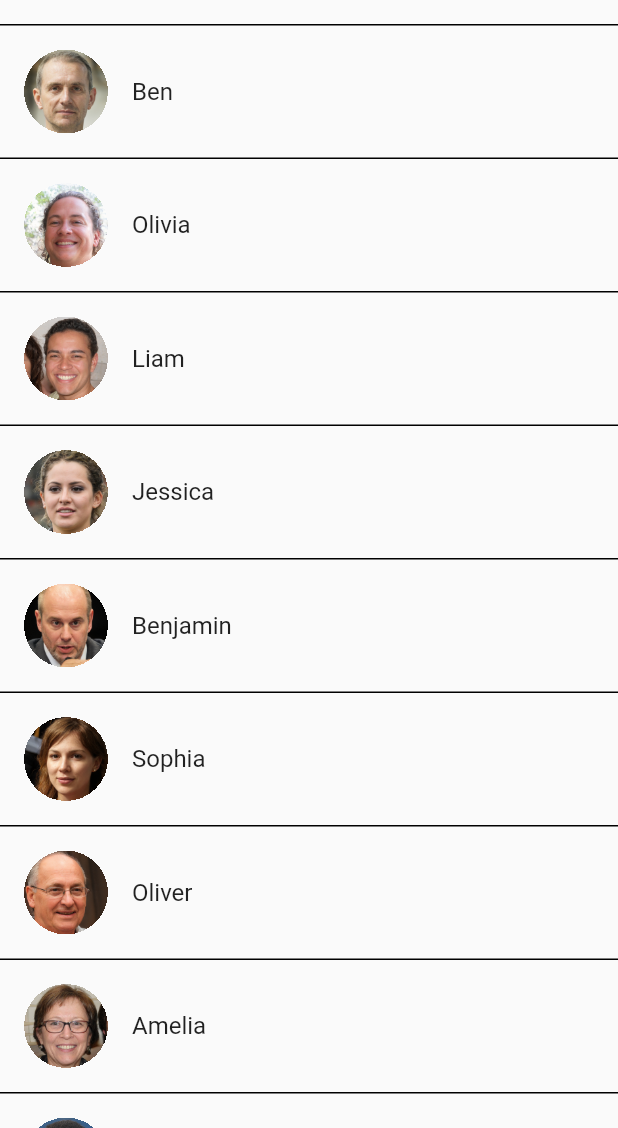
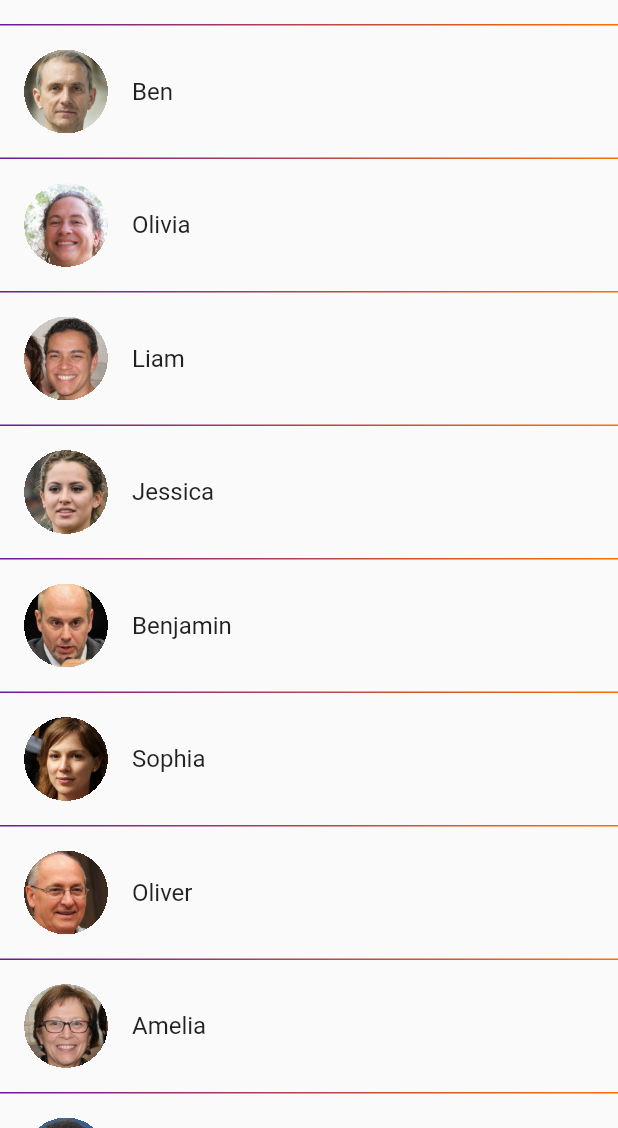
Before and after one commit to yurijdvornyk/flutter-sample-messanger, a Flutter app: the screen it shows after launch, on a phone screen of 412 x 824 dp, the part 108-1236 px from its top. Run offline on Flutter 3.47's test engine with Material 2 defaults, Android fonts, the phone set to English and light mode, and no system bars.

Commit message:
Add styling.

```diff
--- a/lib/api_provider.dart
+++ b/lib/api_provider.dart
@@ -30,8 +30,6 @@ class ApiProvider implements IApiProvider {
   final Map<Conversation, void Function(List<Message>)> _listeners = {};
 
   ApiProvider._();
-
-  void Function(List<Conversation>)? onConversationsUpdated;
 
   @override
   Future<List<Conversation>> loadConversations(BuildContext context) async {
--- a/lib/main.dart
+++ b/lib/main.dart
@@ -1,4 +1,5 @@
 import 'package:flutter/material.dart';
+import 'package:flutter/scheduler.dart';
 import 'package:flutter/services.dart';
 import 'package:sample_messanger/ui/conversations_page.dart';
 
@@ -10,9 +11,14 @@ void main() {
 }
 
 class MyApp extends StatelessWidget {
+  Brightness? get _brightness =>
+      SchedulerBinding.instance?.window.platformBrightness;
+
+  static const _PRIMARY_COLOR = const Color(0xff6a1b9a);
+  static const _ACCENT_COLOR = const Color(0xffff6f00);
+
   @override
-  Widget build(BuildContext context) {
-    return FutureBuilder(
+  Widget build(BuildContext context) => FutureBuilder(
         future: setOrientation(),
         initialData: null,
         builder: (BuildContext context, AsyncSnapshot<void> snapshot) =>
@@ -20,12 +26,19 @@ class MyApp extends StatelessWidget {
                 ? Container()
                 : MaterialApp(
                     title: 'Sample Messanger',
+                    home: ConversationsPage(),
                     theme: ThemeData(
-                      primarySwatch: Colors.blue,
+                      brightness: _brightness,
+                      primaryColor: _PRIMARY_COLOR,
+                      accentColor: _ACCENT_COLOR,
+                      accentColorBrightness: _brightness,
+                      iconTheme: IconThemeData(color: _ACCENT_COLOR),
+                      accentIconTheme: Brightness.dark == _brightness
+                          ? IconThemeData(color: _ACCENT_COLOR)
+                          : IconThemeData(color: _PRIMARY_COLOR),
                     ),
-                    home: ConversationsPage(),
-                  ));
-  }
+                  ),
+      );
 
   Future<void> setOrientation() async {
     final orientation = deviceType == DeviceType.PHONE
--- a/lib/ui/chat_page.dart
+++ b/lib/ui/chat_page.dart
@@ -32,6 +32,7 @@ class _State extends BasePageState<ChatPage> {
   @override
   buildPhoneState(BuildContext context) => Scaffold(
         body: SafeArea(
+          top: false,
           child: ConversationWidget(
             widget.conversation,
             conversationMessages,
--- a/lib/ui/widgets/conversation_list_widget.dart
+++ b/lib/ui/widgets/conversation_list_widget.dart
@@ -1,4 +1,5 @@
 import 'package:flutter/material.dart';
+import 'package:flutter/scheduler.dart';
 import 'package:sample_messanger/model.dart';
 
 class ConversationListWidget extends StatelessWidget {
@@ -18,7 +19,15 @@ class ConversationListWidget extends StatelessWidget {
           itemCount: conversations?.length ?? 0,
           separatorBuilder: (context, position) => Container(
             height: 1.0,
-            color: Colors.black,
+            decoration: BoxDecoration(
+                gradient: LinearGradient(
+              begin: Alignment(-1.0, 0),
+              end: Alignment(1.0, 0),
+              colors: [
+                Theme.of(context).primaryColor,
+                Theme.of(context).accentColor
+              ],
+            )),
           ),
           itemBuilder: (context, position) => ListTile(
             contentPadding: EdgeInsets.all(16.0),
```
Also changed, not shown: lib/ui/widgets/conversation_widget.dart (+12 -2 lines).
